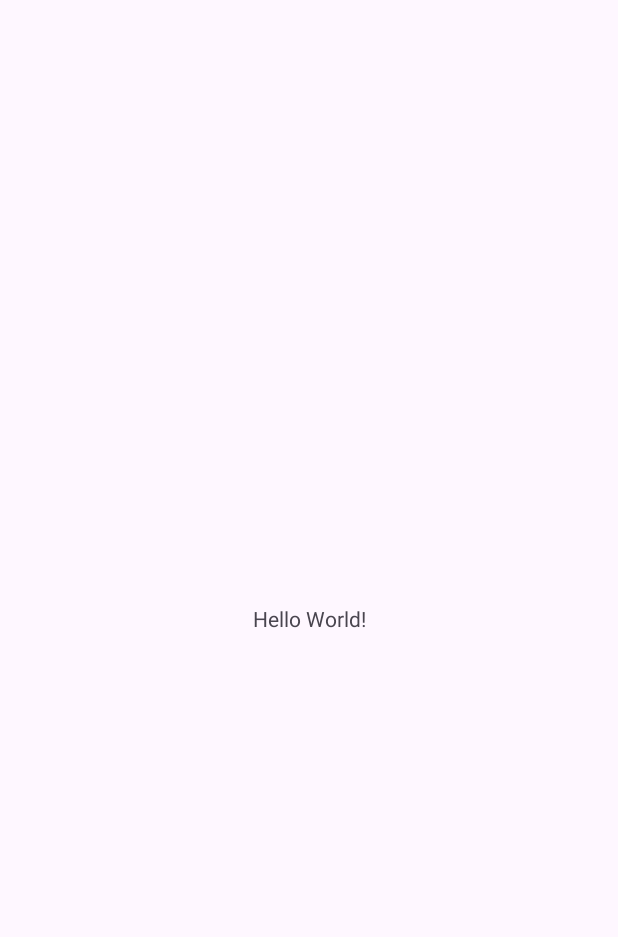
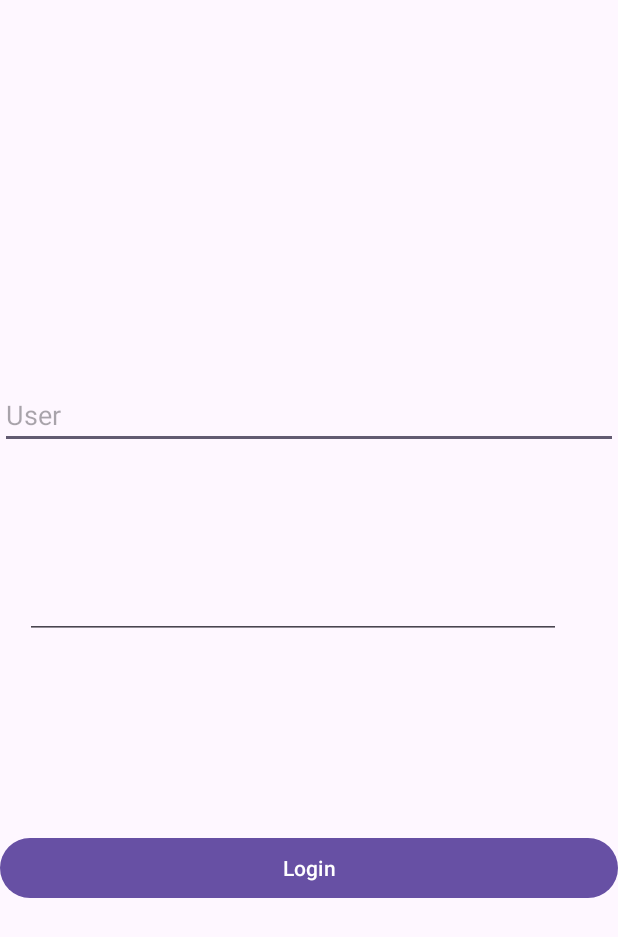
Before and after one commit to Nare965/e-social, an Android app: the screen it shows after launch (MainActivity), on a phone screen of 412 x 824 dp. Before the commit the part shown is almost empty. Shown: the top 937 px of the screen. Run offline under Robolectric (Android 15) with nearby library versions, the phone set to English and light mode, and no system bars.

```diff
--- a/app/build.gradle
+++ b/app/build.gradle
@@ -4,7 +4,7 @@ plugins {
 
 android {
     namespace 'com.esocial.com'
-    compileSdk 34
+    compileSdk 35
 
     defaultConfig {
         applicationId "com.esocial.com"
--- a/app/src/main/AndroidManifest.xml
+++ b/app/src/main/AndroidManifest.xml
@@ -21,6 +21,7 @@
                 <category android:name="android.intent.category.LAUNCHER" />
             </intent-filter>
         </activity>
+        <activity android:name=".ProfileActivity" />
     </application>
 
 </manifest>
--- a/app/src/main/java/com/esocial/com/MainActivity.java
+++ b/app/src/main/java/com/esocial/com/MainActivity.java
@@ -1,6 +1,11 @@
 package com.esocial.com;
 
+import android.content.Intent;
 import android.os.Bundle;
+import android.view.View;
+import android.widget.Button;
+import android.widget.EditText;
+import android.widget.Toast;
 
 import androidx.activity.EdgeToEdge;
 import androidx.appcompat.app.AppCompatActivity;
@@ -8,17 +13,48 @@ import androidx.core.graphics.Insets;
 import androidx.core.view.ViewCompat;
 import androidx.core.view.WindowInsetsCompat;
 
+import com.esocial.com.dao.DatabaseHelper;
+
 public class MainActivity extends AppCompatActivity {
+
+    private DatabaseHelper dbHelper;
+    private EditText editEmail, editPassword;
+    private Button buttonLogin;
 
     @Override
     protected void onCreate(Bundle savedInstanceState) {
         super.onCreate(savedInstanceState);
-        EdgeToEdge.enable(this);
         setContentView(R.layout.activity_main);
-        ViewCompat.setOnApplyWindowInsetsListener(findViewById(R.id.main), (v, insets) -> {
-            Insets systemBars = insets.getInsets(WindowInsetsCompat.Type.systemBars());
-            v.setPadding(systemBars.left, systemBars.top, systemBars.right, systemBars.bottom);
-            return insets;
+
+        dbHelper = new DatabaseHelper(this);
+
+
+        editEmail = findViewById(R.id.editEmail);
+        editPassword = findViewById(R.id.editPassword);
+        buttonLogin = findViewById(R.id.buttonLogin);
+
+        // Create a new user
+        if (!dbHelper.loginUser("john.doe@example.com", "123456")) {
+            dbHelper.insertUser("John", "Doe", "john.doe@example.com", "123456");
+        }
+
+        buttonLogin.setOnClickListener(new View.OnClickListener() {
+            @Override
+            public void onClick(View view) {
+                String email = editEmail.getText().toString().trim();
+                String password = editPassword.getText().toString();
+
+                if (dbHelper.loginUser(email, password)) {
+                    Toast.makeText(MainActivity.this, "Login done", Toast.LENGTH_SHORT).show();
+                    // Redirect to the profile page
+                    Intent intent = new Intent(MainActivity.this, ProfileActivity.class);
+                    intent.putExtra("userEmail", email);
+                    startActivity(intent);
+                    finish();
+                } else {
+                    Toast.makeText(MainActivity.this, "Incorrect password", Toast.LENGTH_SHORT).show();
+                }
+            }
         });
     }
 }
--- /dev/null
+++ b/app/src/main/java/com/esocial/com/ProfileActivity.java
@@ -0,0 +1,17 @@
+package com.esocial.com;
+
+import android.os.Bundle;
+
+import androidx.annotation.Nullable;
+import androidx.appcompat.app.AppCompatActivity;
+
+public class ProfileActivity extends AppCompatActivity {
+
+
+    @Override
+    protected void onCreate(@Nullable Bundle savedInstanceState) {
+        super.onCreate(savedInstanceState);
+        System.out.println("Login done ");
+
+    }
+}
--- a/app/src/main/res/layout/activity_main.xml
+++ b/app/src/main/res/layout/activity_main.xml
@@ -7,13 +7,44 @@
     android:layout_height="match_parent"
     tools:context=".MainActivity">
 
-    <TextView
-        android:layout_width="wrap_content"
+    <EditText
+        android:id="@+id/editEmail"
+        android:layout_width="match_parent"
         android:layout_height="wrap_content"
-        android:text="Hello World!"
-        app:layout_constraintBottom_toBottomOf="parent"
+        android:layout_marginTop="249dp"
+        android:layout_marginBottom="49dp"
+        android:hint="User"
+        android:inputType="textEmailAddress"
+        app:layout_constraintBottom_toTopOf="@+id/editPassword"
         app:layout_constraintEnd_toEndOf="parent"
         app:layout_constraintStart_toStartOf="parent"
         app:layout_constraintTop_toTopOf="parent" />
 
+    <EditText
+        android:id="@+id/editPassword"
+        android:layout_width="357dp"
+        android:layout_height="24dp"
+        android:layout_marginStart="16dp"
+        android:layout_marginTop="49dp"
+        android:layout_marginEnd="38dp"
+        android:layout_marginBottom="74dp"
+        android:hint="Password"
+        android:inputType="textPassword"
+        app:layout_constraintBottom_toTopOf="@+id/buttonLogin"
+        app:layout_constraintEnd_toEndOf="parent"
+        app:layout_constraintStart_toStartOf="parent"
+        app:layout_constraintTop_toBottomOf="@+id/editEmail" />
+
+    <Button
+        android:id="@+id/buttonLogin"
+        android:layout_width="match_parent"
+        android:layout_height="wrap_content"
+        android:layout_marginTop="50dp"
+        android:layout_marginBottom="217dp"
+        android:text="Login"
+        app:layout_constraintBottom_toBottomOf="parent"
+        app:layout_constraintEnd_toEndOf="parent"
+        app:layout_constraintStart_toStartOf="parent"
+        app:layout_constraintTop_toBottomOf="@+id/editPassword" />
+
 </androidx.constraintlayout.widget.ConstraintLayout>
```
